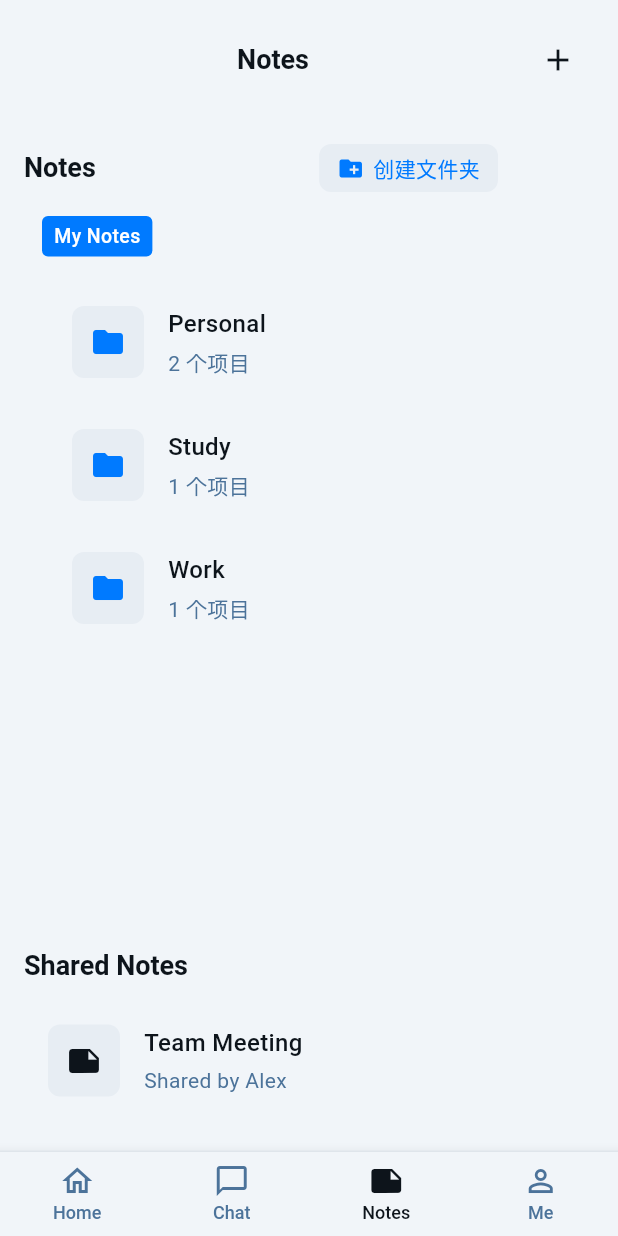
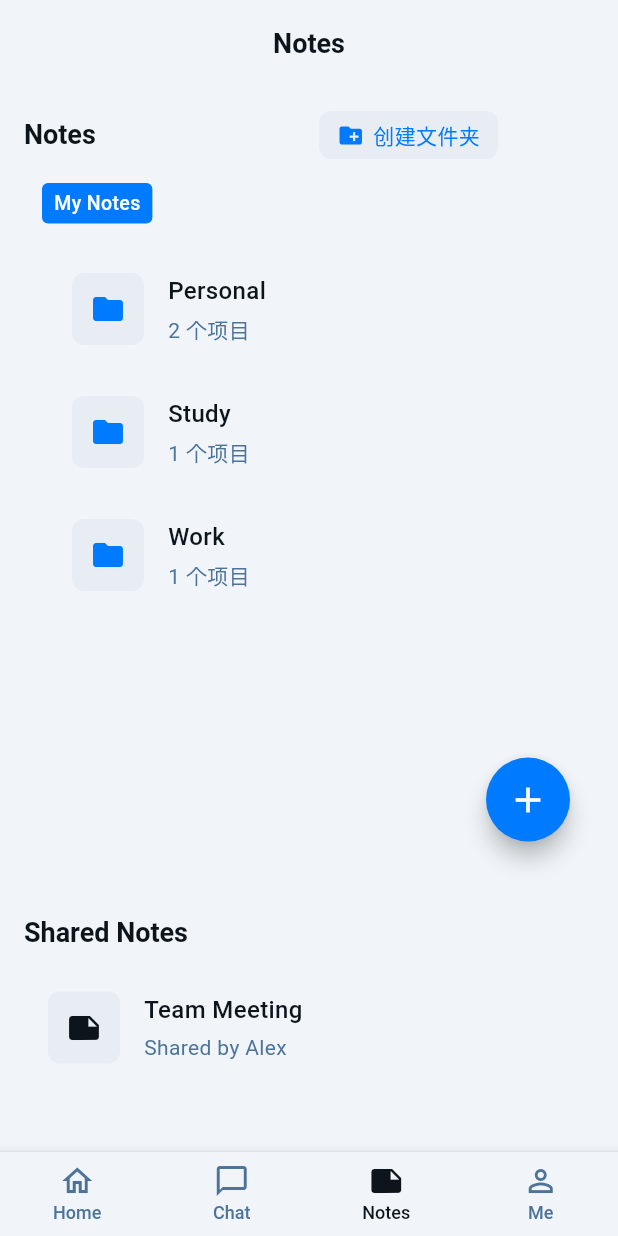
Before and after one commit to ai2083/ai-notes, a Flutter app: the screen it shows after launch, item 3 of the bottom bar chosen, on a phone screen of 412 x 824 dp. Run offline on Flutter 3.47's test engine with Material 3 defaults, Android fonts, the phone set to English and light mode, and no system bars; our stand-ins replace cloud_firestore, dartz, equatable, firebase_auth, flutter_riverpod, get_it and 4 more; accounts and stored records are empty.

Commit message:
feat: Add AddNotePage navigation and enhance NotesListPage UI with FloatingActionButton

```diff
--- a/ai_notes_flutter/lib/pages/notes_list_page.dart
+++ b/ai_notes_flutter/lib/pages/notes_list_page.dart
@@ -2,6 +2,7 @@ import 'package:flutter/material.dart';
 import 'chat_page.dart';
 import 'note_detail_page.dart';
 import 'profile_page.dart';
+import 'add_note_page.dart';
 
 class NotesListPage extends StatefulWidget {
   const NotesListPage({super.key});
@@ -322,10 +323,7 @@ class _NotesListPageState extends State<NotesListPage> {
             Container(
               padding: const EdgeInsets.symmetric(horizontal: 16, vertical: 16),
               color: const Color(0xFFF1F5F9),
-              child: Row(
-                children: [
-                  const Expanded(
-                    child: Text(
+              child: const Text(
                 'Notes',
                 style: TextStyle(
                   color: Color(0xFF0D141B),
@@ -336,31 +334,12 @@ class _NotesListPageState extends State<NotesListPage> {
                 textAlign: TextAlign.center,
               ),
             ),
-                  Container(
-                    width: 48,
-                    height: 48,
-                    decoration: BoxDecoration(
-                      borderRadius: BorderRadius.circular(8),
-                      color: Colors.transparent,
-                    ),
-                    child: IconButton(
-                      onPressed: () {
-                        _showAddNoteDialog(context);
-                      },
-                      icon: const Icon(
-                        Icons.add,
-                        color: Color(0xFF0D141B),
-                        size: 24,
-                      ),
-                    ),
-                  ),
-                ],
-              ),
-            ),
 
             // Content
             Expanded(
-              child: ListView(
+              child: Stack(
+                children: [
+                  ListView(
                     padding: const EdgeInsets.only(bottom: 100),
                     children: [
                   // Current Directory Section
@@ -484,7 +463,9 @@ class _NotesListPageState extends State<NotesListPage> {
                   Container(
                     height: MediaQuery.of(context).size.height * 0.5,
                     margin: const EdgeInsets.symmetric(horizontal: 16),
-                    child: _currentFolderContents.isNotEmpty
+                    child: Stack(
+                      children: [
+                        _currentFolderContents.isNotEmpty
                             ? ListView.builder(
                                 itemCount: _currentFolderContents.length,
                                 itemBuilder: (context, index) {
@@ -492,6 +473,28 @@ class _NotesListPageState extends State<NotesListPage> {
                                 },
                               )
                             : const SizedBox(), // Empty container when no content
+
+                        // Add Note Button positioned in the bottom right of folder view
+                        Positioned(
+                          bottom: 16,
+                          right: 16,
+                          child: FloatingActionButton(
+                            onPressed: () {
+                              Navigator.push(
+                                context,
+                                MaterialPageRoute(
+                                  builder: (context) => const AddNotePage(),
+                                ),
+                              );
+                            },
+                            backgroundColor: const Color(0xFF007AFF), // Fashionable iOS-style blue
+                            foregroundColor: Colors.white,
+                            child: const Icon(Icons.add, size: 28),
+                            shape: const CircleBorder(), // Ensures perfect circular shape
+                          ),
+                        ),
+                      ],
+                    ),
                   ),
                   const SizedBox(height: 16),
 
@@ -514,6 +517,8 @@ class _NotesListPageState extends State<NotesListPage> {
 
                   // Shared Notes List
                   ...sharedNotes.map((note) => _buildSharedNote(note)),
+                    ],
+                  ),
                 ],
               ),
             ),
@@ -862,60 +867,6 @@ class _NotesListPageState extends State<NotesListPage> {
       ),
     );
   }
-
-  void _showAddNoteDialog(BuildContext context) {
-    showDialog(
-      context: context,
-      builder: (BuildContext context) {
-        return AlertDialog(
-          title: const Text('Add New Note'),
-          content: const Column(
-            mainAxisSize: MainAxisSize.min,
-            children: [
-              TextField(
-                decoration: InputDecoration(
-                  hintText: 'Note title',
-                  border: OutlineInputBorder(),
-                ),
-              ),
-              SizedBox(height: 16),
-              TextField(
-                decoration: InputDecoration(
-                  hintText: 'Note content',
-                  border: OutlineInputBorder(),
-                ),
-                maxLines: 3,
-              ),
-            ],
-          ),
-          actions: [
-            TextButton(
-              onPressed: () {
-                Navigator.of(context).pop();
-              },
-              child: const Text('Cancel'),
-            ),
-            ElevatedButton(
-              onPressed: () {
-                Navigator.of(context).pop();
-                ScaffoldMessenger.of(context).showSnackBar(
-                  const SnackBar(
-                    content: Text('Note added successfully!'),
-                    backgroundColor: Color(0xFF1380EC),
-                  ),
-                );
-              },
-              style: ElevatedButton.styleFrom(
-                backgroundColor: const Color(0xFF1380EC),
-                foregroundColor: Colors.white,
-              ),
-              child: const Text('Add Note'),
-            ),
-          ],
-        );
-      },
-    );
-  }
 }
 
 class NoteFolder {
```
Also changed, not shown: ai_notes_flutter/pubspec.lock, 1 other file. Lines whose indentation alone changed are shown as unchanged.
